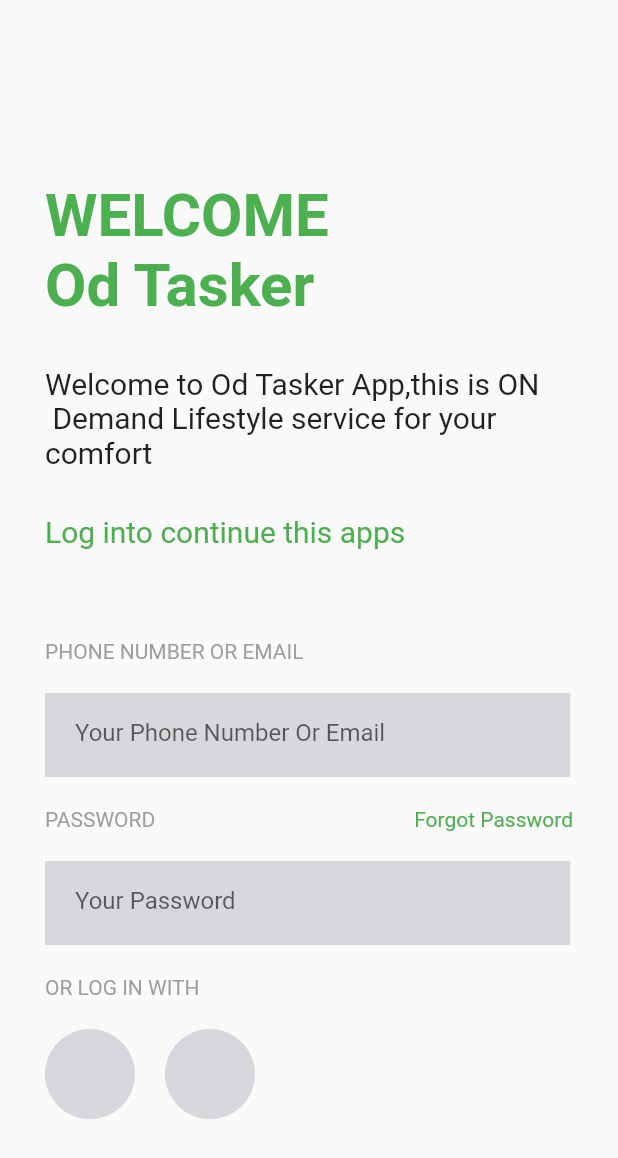
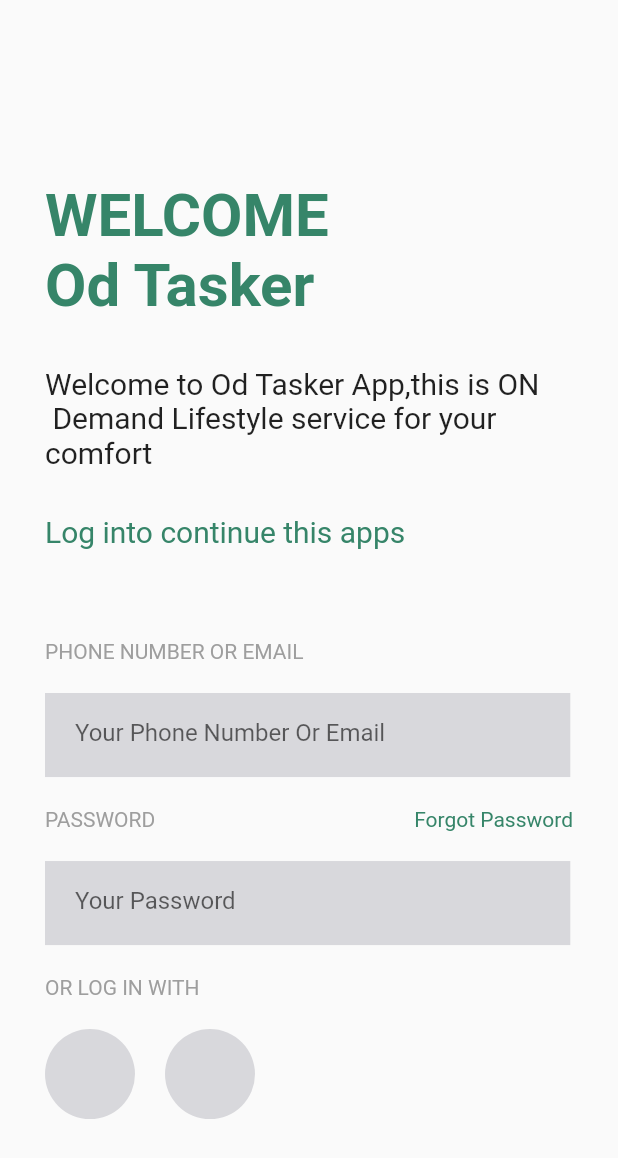
Before and after one commit to namedEby/odtasker, a Flutter app: the screen it shows after launch, after a tap on "Accept", on a phone screen of 412 x 824 dp. Shown: the top 1158 px of the screen. Run offline on Flutter 3.47's test engine with Material 2 defaults, Android fonts, the light colour scheme and no system bars; our stand-ins replace circular_check_box; missing offline and left inert: pin_entry_text_field.

Commit message:
First commit

```diff
--- a/lib/accntcrt.dart
+++ b/lib/accntcrt.dart
@@ -224,7 +224,7 @@
               width: 85*SizeConfig.widthMultiplier,
               height: 5.8*SizeConfig.heightMultiplier,
               child:RaisedButton(
-                color:Colors.green,
+                color:Color.fromRGBO(54, 133, 105, 100),
                 onPressed:(){
                     Navigator.push(
               context, MaterialPageRoute(builder: (context) =>AccntcrtPage()));
--- a/lib/bg.dart
+++ b/lib/bg.dart
@@ -5,7 +5,7 @@
   Widget build(BuildContext context) {
 
     return Container(
-      color:Colors.green,
+      color:Color.fromRGBO(54,133, 105, 100),
       height: 250,
     );
   }
--- a/lib/chngpass.dart
+++ b/lib/chngpass.dart
@@ -101,7 +101,7 @@
               width: 85*SizeConfig.widthMultiplier,
               height: 5.8*SizeConfig.heightMultiplier,
               child:RaisedButton(
-                color:Colors.green,
+                color:Color.fromRGBO(54, 133, 105, 100),
                 onPressed:(){
                     Navigator.push(
               context, MaterialPageRoute(builder: (context) =>Otp()));
--- a/lib/crtaccnt.dart
+++ b/lib/crtaccnt.dart
@@ -27,7 +27,7 @@
               child: Column(
                 crossAxisAlignment: CrossAxisAlignment.start,
                 children:<Widget>[
-                 Text("CREATE\nACCOUNT",style:TextStyle(color: Colors.green,fontWeight: FontWeight.bold,fontSize: 35)),
+                 Text("CREATE\nACCOUNT",style:TextStyle(color: Color.fromRGBO(54, 133, 105, 100),fontWeight: FontWeight.bold,fontSize: 35)),
                   SizedBox(height: 20,),
                  Text("Let's get On Demand Lifestyle Service for \nyour comfort with OD Tasker App"),
                  SizedBox(height: 20,),
@@ -211,13 +211,13 @@
               ),
             ),
             SizedBox(height: 20,),
-            Text("Have an Account ? Sign up Now",style:TextStyle(color: Colors.green))  ,
+            Text("Have an Account ? Sign up Now",style:TextStyle(color: Color.fromRGBO(54, 133, 105, 100)))  ,
             SizedBox(height: 40,),
              Container(
               width: 85*SizeConfig.widthMultiplier,
               height: 5.8*SizeConfig.heightMultiplier,
               child:RaisedButton(
-                color:Colors.green,
+                color:Color.fromRGBO(54, 133, 105, 100),
                 onPressed:(){
                     Navigator.push(
               context, MaterialPageRoute(builder: (context) =>FirstScreen()));
--- a/lib/fstScrn.dart
+++ b/lib/fstScrn.dart
@@ -30,6 +30,7 @@
                 Background(),
                Container(
                  margin: EdgeInsets.only(top:200,left:20,right: 20),
+                 child: SingleChildScrollView(
                      child: Column(
                      crossAxisAlignment: CrossAxisAlignment.start,
                      children: <Widget>[
@@ -64,7 +65,7 @@
                       Container(
                         margin: EdgeInsets.only(top:10),
 
-                    height: 180,
+                      height: 250,
                       child: ListView(
                           scrollDirection:Axis.horizontal,
                           children:<Widget>[
@@ -76,6 +77,7 @@
                     ),
 
                      ],
+                   ),
                  )
                  ),
 
--- a/lib/main.dart
+++ b/lib/main.dart
@@ -44,7 +44,7 @@
          home: Scaffold(
            body:Stack(children: <Widget>[
              Container(
-               color:Colors.blueGrey,
+               color:Color.fromRGBO(54, 133, 105, 100),
                child: Center(
                  child:Container(
                    color: Colors.white,
--- a/lib/otp.dart
+++ b/lib/otp.dart
@@ -66,7 +66,7 @@
                 ),
           ),
           SizedBox(height: 70,),
-          Center(child: Text("Resend the code to your phone ",style: TextStyle(color: Colors.green),))
+          Center(child: Text("Resend the code to your phone ",style: TextStyle(color: Color.fromRGBO(54, 133, 105, 100)),))
 
 
 
@@ -82,7 +82,7 @@
               width: 85*SizeConfig.widthMultiplier,
               height: 5.8*SizeConfig.heightMultiplier,
               child:RaisedButton(
-                color:Colors.green,
+                color:Color.fromRGBO(54, 133, 105, 100),
                 onPressed:(){
                     Navigator.push(
               context, MaterialPageRoute(builder: (context) =>AccntCrt()));
--- a/lib/passrecover.dart
+++ b/lib/passrecover.dart
@@ -83,7 +83,7 @@
               width: 85*SizeConfig.widthMultiplier,
               height: 5.8*SizeConfig.heightMultiplier,
               child:RaisedButton(
-                color:Colors.green,
+                color:Color.fromRGBO(54, 133, 105, 100),
                 onPressed:(){
                     Navigator.push(
               context, MaterialPageRoute(builder: (context) =>ChangePass()));
--- a/lib/welcome.dart
+++ b/lib/welcome.dart
@@ -31,7 +31,7 @@
                     style: TextStyle(
                       fontSize: 40,
                       fontWeight: FontWeight.bold,
-                      color: Colors.green),
+                      color: Color.fromRGBO(54, 133, 105, 100)),
                       ),
 
                   SizedBox(
@@ -46,7 +46,7 @@
                   ),
                   Text("Log into continue this apps",style:TextStyle(
                     fontSize: 20,
-                    color: Colors.green
+                    color: Color.fromRGBO(54, 133, 105, 100)
                   )),
                   SizedBox(
                     height: 60,
@@ -79,7 +79,7 @@
                  Text("PASSWORD",
                       style: TextStyle(color: Colors.grey),),
                  Text("Forgot Password",
-                      style: TextStyle(color: Colors.green),),
+                      style: TextStyle(color: Color.fromRGBO(54, 133, 105, 100)),),
 
                ],
              ),
@@ -125,7 +125,7 @@
               width: 85*SizeConfig.widthMultiplier,
               height: 5.8*SizeConfig.heightMultiplier,
               child:RaisedButton(
-                color:Colors.green,
+                color:Color.fromRGBO(54, 133, 105, 100),
                 onPressed:(){
                     Navigator.push(
               context, MaterialPageRoute(builder: (context) =>Passrecover()));
--- a/pubspec.yaml
+++ b/pubspec.yaml
@@ -47,6 +47,10 @@
    - images/business.jpg
    - images/traffic.jpg
    - images/map.jpg
+   - images/pay.png
+   - images/request.png
+   - images/topup.png
+   - images/rewards.png
 
   # An image asset can refer to one or more resolution-specific "variants", see
   # https://flutter.dev/assets-and-images/#resolution-aware.
```
Also changed, not shown: Images/pay.png (added), Images/request.png (added), Images/rewards.png (added), Images/topup.png (added). Lines whose indentation alone changed are shown as unchanged.
